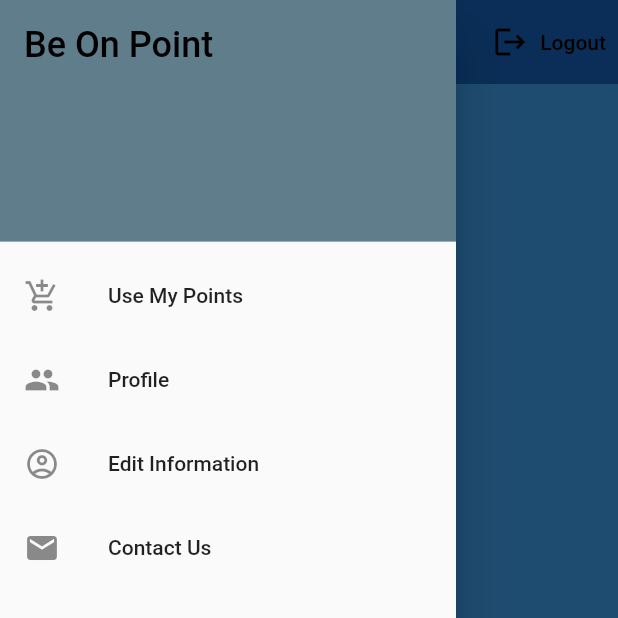
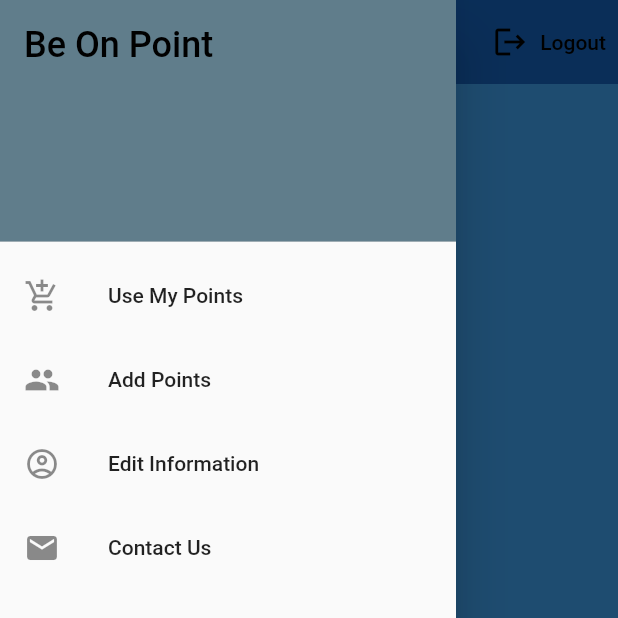
Before and after one commit to sagivt1/membership_project, a Flutter app: the screen it shows once a user with an empty profile is signed in, with the side drawer open, on a phone screen of 412 x 824 dp, the top half of it. Run offline on Flutter 3.47's test engine with Material 2 defaults, Android fonts, the phone set to English and light mode, and no system bars; our stand-ins replace firebase_auth, firebase_core, image_picker; missing offline and left inert: cloud_firestore_web, firebase_auth_web, firebase_core_web; accounts and stored records are empty.

Commit message:
add points basic page

```diff
--- a/lib/Pages/home/home.dart
+++ b/lib/Pages/home/home.dart
@@ -2,6 +2,7 @@ import 'package:flutter/material.dart';
 import 'package:membership_project/Pages/menu_pages/profile.dart';
 import 'package:membership_project/Services/auth.dart';
 import 'package:membership_project/Pages/menu_pages/edit_info.dart';
+import 'package:membership_project/Pages/menu_pages/add_points.dart';
 
 class Home extends StatefulWidget {
   @override
@@ -75,13 +76,13 @@ class _HomeState extends State<Home> {
               },
             ),
             ListTile(
-              title: Text('Profile'),
+              title: Text('Add Points'),
               leading: Icon(Icons.people),
               onTap: () {
                 Navigator.pop(context);
                 Navigator.push(
                   context,
-                  MaterialPageRoute(builder: (context) => Profile()),
+                  MaterialPageRoute(builder: (context) => AddPoints()),
                 );
               },
             ),
```
Also changed, not shown: lib/Pages/menu_pages/add_points.dart (+36 -0 lines).
